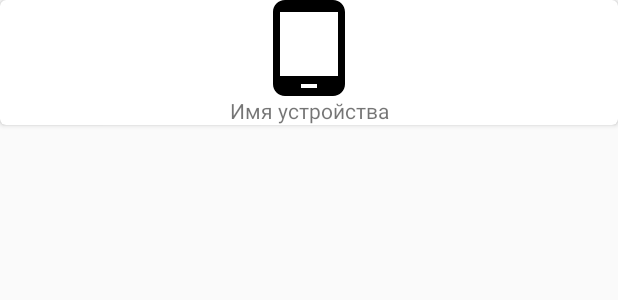
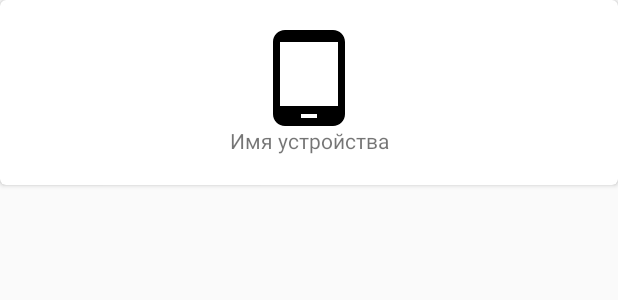
Before and after one commit to CavInc/TheServices, an Android app: the layout device_item.xml on its own in the app's theme, with its tools: preview values and no code run, on a phone screen of 412 x 824 dp. Shown: the top 300 px of the screen. Run offline under Robolectric (Android 15) with nearby library versions, the phone set to English and light mode, and no system bars.

Commit message:
Исправлена проблемма с показом устройств

```diff
--- a/app/src/main/res/layout-land/service_monitor_fragment.xml
+++ b/app/src/main/res/layout-land/service_monitor_fragment.xml
@@ -1,4 +1,6 @@
+<?xml version="1.0" encoding="utf-8"?>
 <LinearLayout
+    android:orientation="vertical"
     android:layout_width="match_parent"
     android:layout_height="match_parent"
     xmlns:android="http://schemas.android.com/apk/res/android">
@@ -10,7 +12,6 @@
     <android.support.v7.widget.RecyclerView
         android:id="@+id/monitor_rv"
         android:layout_width="match_parent"
-        android:layout_height="match_parent">
-    </android.support.v7.widget.RecyclerView>
+        android:layout_height="wrap_content"/>
 
 </LinearLayout>
--- a/app/src/main/res/layout/device_item.xml
+++ b/app/src/main/res/layout/device_item.xml
@@ -9,7 +9,8 @@
     <LinearLayout
         android:orientation="vertical"
         android:layout_width="match_parent"
-        android:layout_height="wrap_content">
+        android:layout_height="wrap_content"
+        android:padding="20dp">
         <ImageView
             android:layout_gravity="center_horizontal"
             android:id="@+id/device_icon"
```
